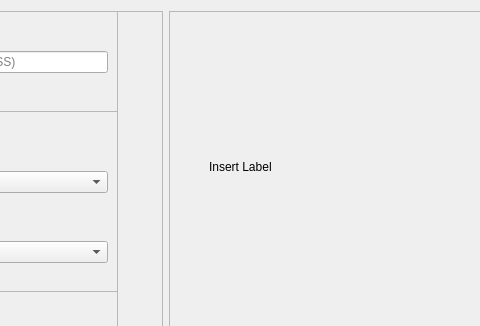
Before: the Qt Designer form floods_form.ui in mahkhun/floods, drawn with Qt 5; both pictures show x 334 to 814 and y 0 to 326 of the 1000 by 600 pixel window.
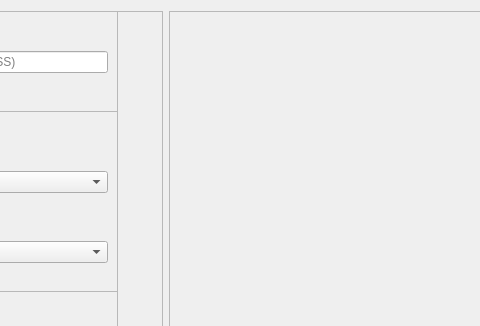
After: the same form once the commit is applied.

Commit message: Minor changes in interface of floods_form

```diff
--- a/floods_form.ui
+++ b/floods_form.ui
@@ -644,7 +644,7 @@
        </rect>
       </property>
       <property name="text">
-       <string>Insert Label</string>
+       <string/>
       </property>
      </widget>
     </widget>
```
The commit also changes 1 other file.
